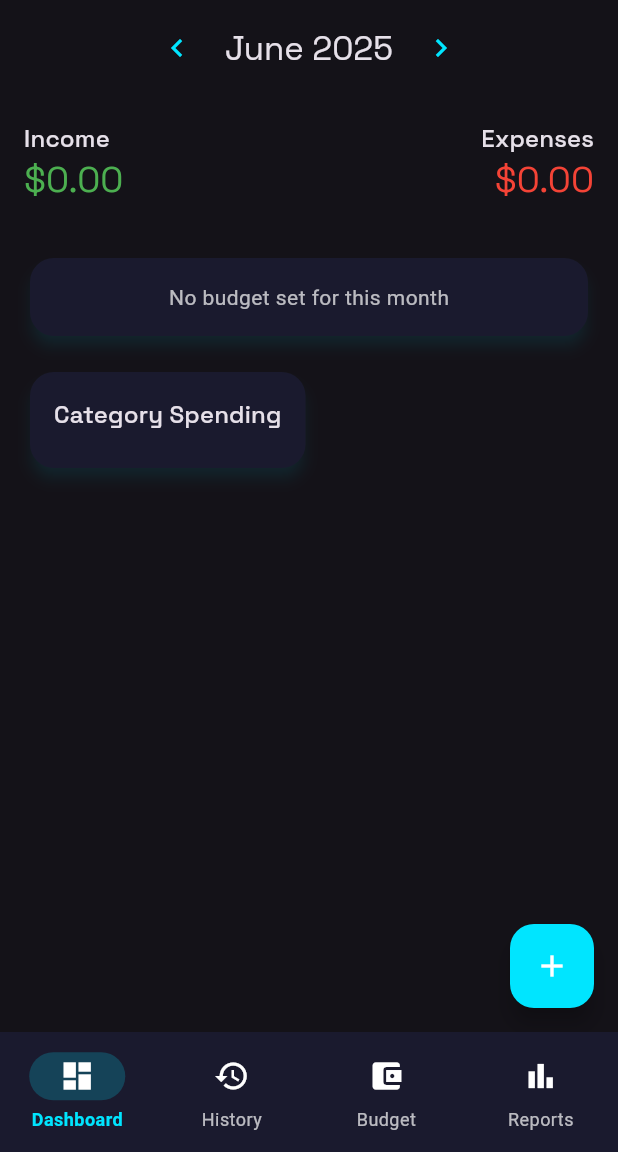
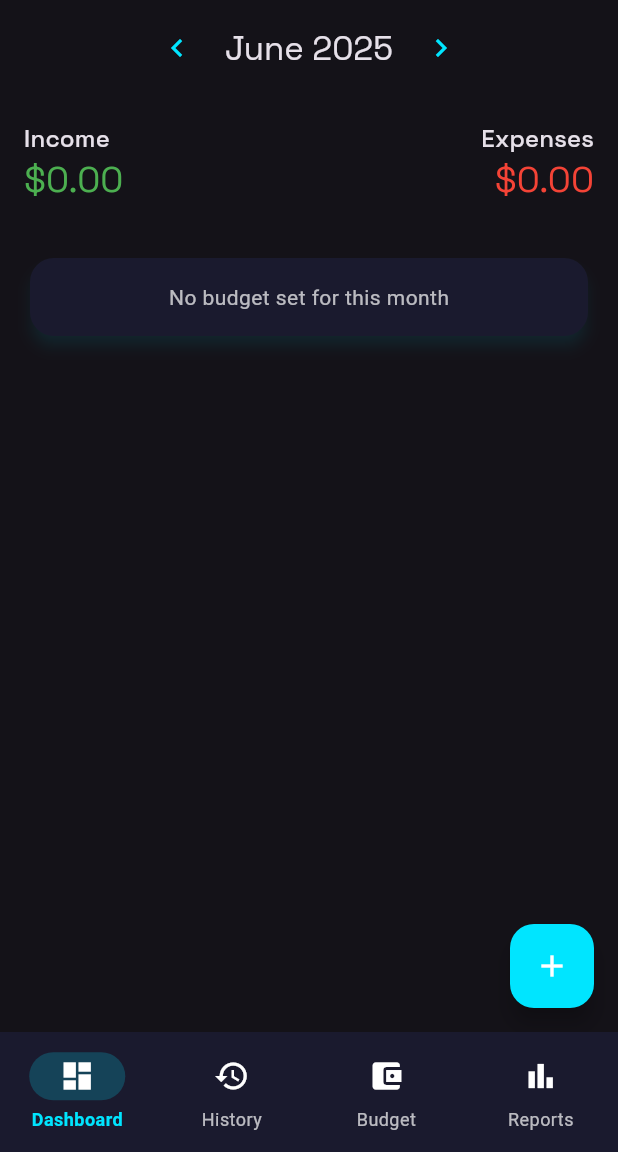
Before and after one commit to jakejonson/expense_tracker, a Flutter app: the screen it shows after launch, on a phone screen of 412 x 824 dp, the part 84-1236 px from its top. Run offline on Flutter 3.47's test engine with Material 3 defaults, Android fonts, the phone set to English and light mode, and no system bars; our stand-ins replace fl_chart, flutter_local_notifications, google_fonts, share_plus, sqflite; missing offline and left inert: excel, file_selector; accounts and stored records are empty.

Commit message:
Removed category spending from dashboard

```diff
--- a/lib/screens/dashboard_screen.dart
+++ b/lib/screens/dashboard_screen.dart
@@ -31,7 +31,6 @@ class _DashboardScreenState extends State<DashboardScreen> {
   List<Transaction> _transactions = [];
   double _totalIncome = 0;
   double _totalExpense = 0;
-  Map<String, double> _categorySpending = {};
   List<Budget> _budgets = [];
   double _totalBudget = 0;
   double _totalSpent = 0;
@@ -72,7 +71,6 @@ class _DashboardScreenState extends State<DashboardScreen> {
       _transactions = transactions;
       _totalIncome = income;
       _totalExpense = expense;
-      _categorySpending = spending;
     });
     _calculateSpending();
   }
@@ -320,38 +318,6 @@ class _DashboardScreenState extends State<DashboardScreen> {
                 children: [
                   _buildGaugeChart(),
                   const SizedBox(height: 16),
-                  Card(
-                    child: Padding(
-                      padding: const EdgeInsets.all(16),
-                      child: Column(
-                        crossAxisAlignment: CrossAxisAlignment.start,
-                        children: [
-                          Text(
-                            'Category Spending',
-                            style: Theme.of(context).textTheme.titleMedium,
-                          ),
-                          const SizedBox(height: 8),
-                          ..._categorySpending.entries.map((entry) => Padding(
-                                padding:
-                                    const EdgeInsets.symmetric(vertical: 4),
-                                child: Row(
-                                  mainAxisAlignment:
-                                      MainAxisAlignment.spaceBetween,
-                                  children: [
-                                    Text(entry.key),
-                                    Text(
-                                      '\$${entry.value.toStringAsFixed(2)}',
-                                      style: const TextStyle(
-                                        fontWeight: FontWeight.bold,
-                                      ),
-                                    ),
-                                  ],
-                                ),
-                              )),
-                        ],
-                      ),
-                    ),
-                  ),
                 ],
               ),
             ),
```
